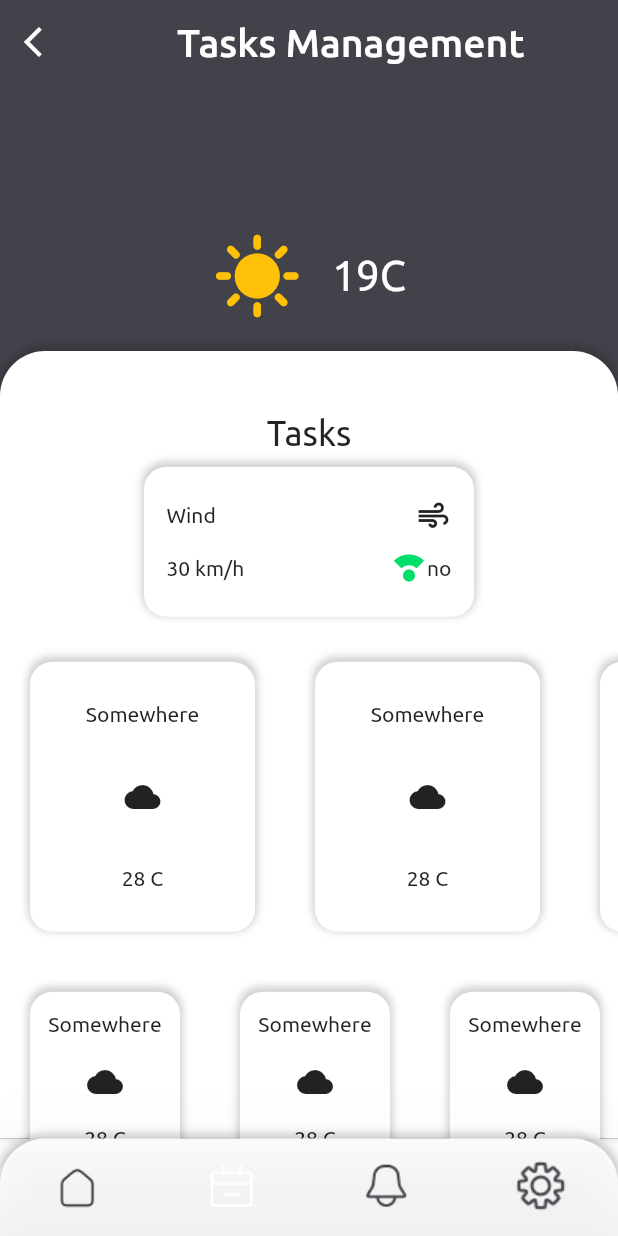
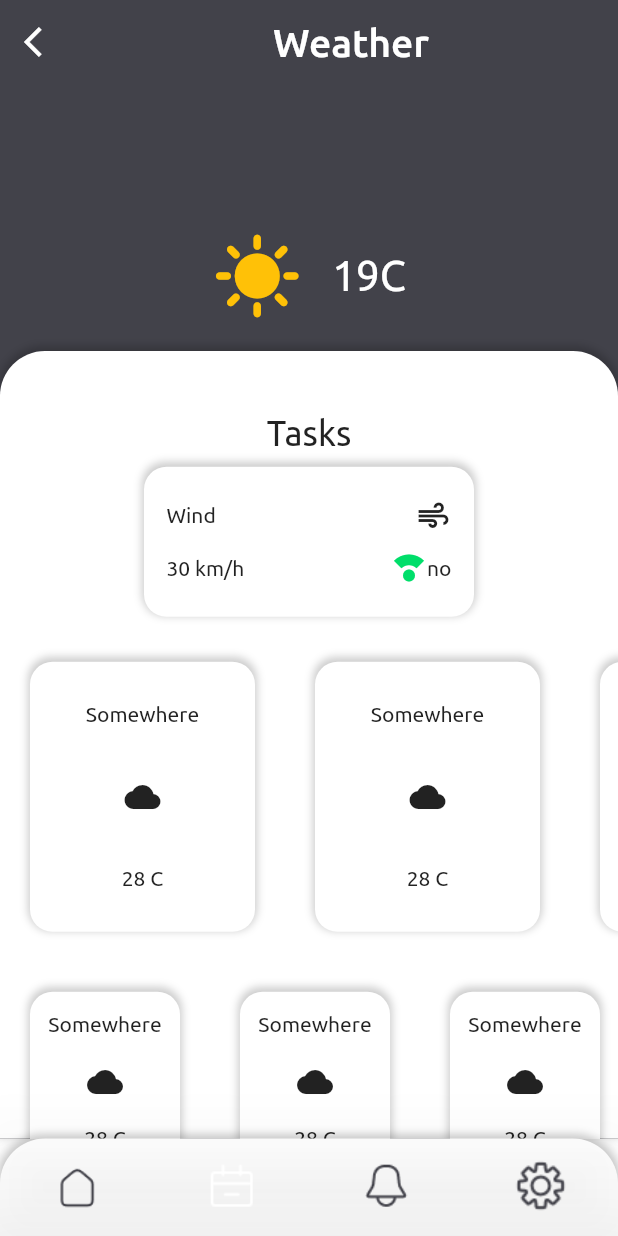
Before and after one commit to HudaOmer/Coepsense_VujaDE, a Flutter app: the screen it shows after launch, item 2 of the bottom bar chosen, on a phone screen of 412 x 824 dp. Run offline on Flutter 3.47's test engine with Material 2 defaults, Android fonts, the light colour scheme and no system bars; our stand-ins replace fl_chart, flutter_riverpod, percent_indicator, shared_preferences; project files that could hold a hidden picture were left out.

Commit message:
Fix Typo

```diff
--- a/lib/farm_screens/weather_screen.dart
+++ b/lib/farm_screens/weather_screen.dart
@@ -10,10 +10,7 @@ class WeatherScreen extends StatelessWidget {
   Widget build(BuildContext context) {
     return Scaffold(
         backgroundColor: contrastColor,
-        appBar: CustomAppBar(
-            color: contrastColor,
-            title: 'Tasks Management',
-            body: [
+        appBar: CustomAppBar(color: contrastColor, title: 'Weather', body: [
           Row(
             mainAxisAlignment: MainAxisAlignment.center,
             children: const [
@@ -49,9 +46,6 @@ class WeatherScreen extends StatelessWidget {
                 children: [
                   SizedBox(height: MediaQuery.of(context).size.height * 0.05),
                   const Text('Tasks', style: TextStyle(fontSize: 23)),
-                  // GridView.count(
-                  //   crossAxisCount: 2,
-                  //   children: [
                   WeatherItemOne(
                       parameter: 'Wind',
                       parameterIcon: Icons.air,
@@ -62,38 +56,6 @@ class WeatherScreen extends StatelessWidget {
                           const Text('no')
                         ],
                       )),
-                  //     WeatherItemOne(
-                  //         parameter: 'Wind',
-                  //         parameterIcon: Icons.air,
-                  //         value: '30 km/h',
-                  //         widget: Row(
-                  //           children: [
-                  //             Icon(Icons.compass_calibration, color: mainColor),
-                  //             const Text('no')
-                  //           ],
-                  //         )),
-                  //     WeatherItemOne(
-                  //         parameter: 'Wind',
-                  //         parameterIcon: Icons.air,
-                  //         value: '30 km/h',
-                  //         widget: Row(
-                  //           children: [
-                  //             Icon(Icons.compass_calibration, color: mainColor),
-                  //             const Text('no')
-                  //           ],
-                  //         )),
-                  //     WeatherItemOne(
-                  //         parameter: 'Wind',
-                  //         parameterIcon: Icons.air,
-                  //         value: '30 km/h',
-                  //         widget: Row(
-                  //           children: [
-                  //             Icon(Icons.compass_calibration, color: mainColor),
-                  //             const Text('no')
-                  //           ],
-                  //         )),
-                  //   ],
-                  // ),
                   SingleChildScrollView(
                     scrollDirection: Axis.horizontal,
                     child: Row(
```
Lines whose indentation alone changed are shown as unchanged.
